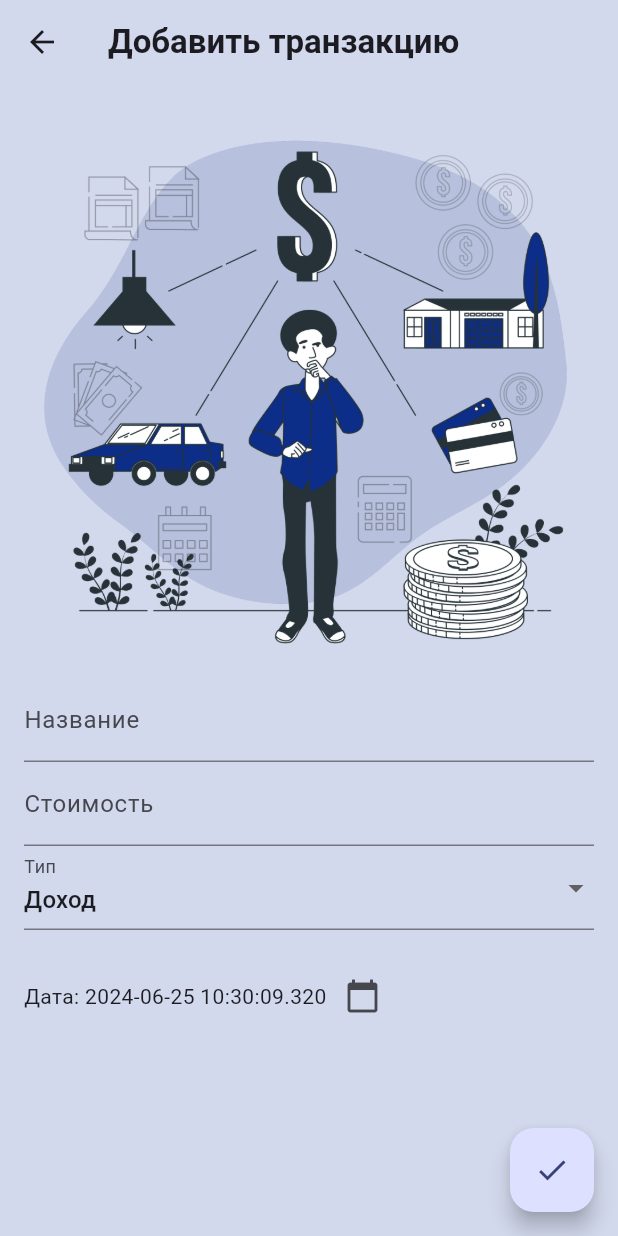
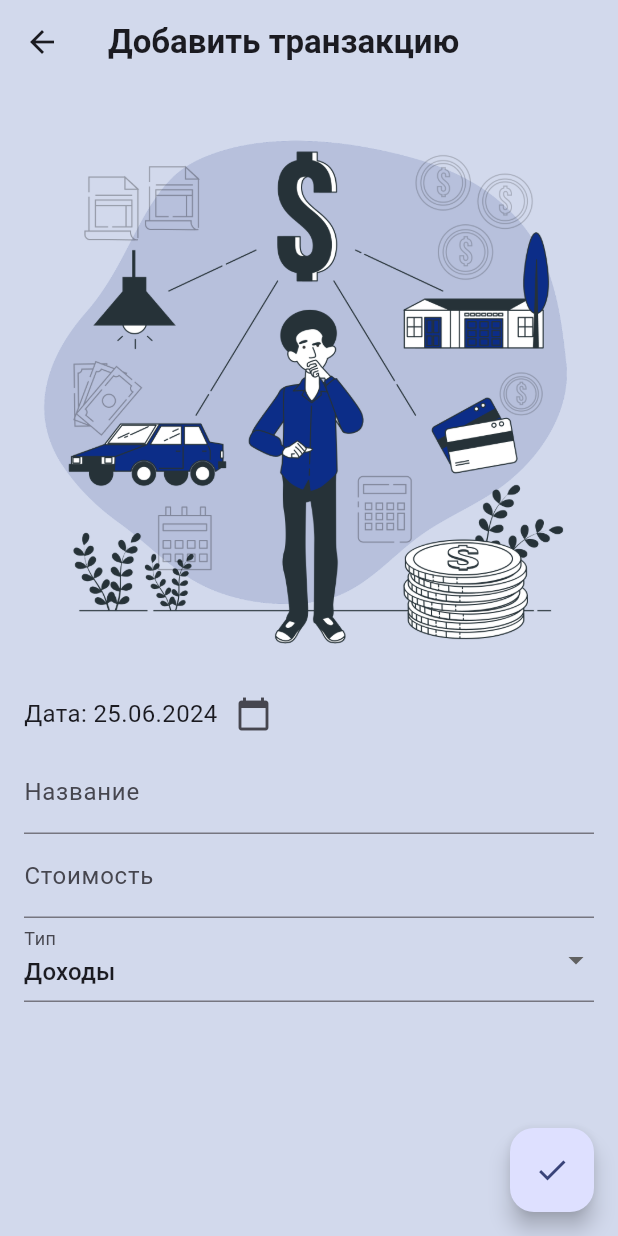
Before and after one commit to pXenia/my_budget, a Flutter app: the screen it shows after launch, item 2 of the bottom bar chosen, after a tap on the "add" icon, on a phone screen of 412 x 824 dp. Run offline on Flutter 3.47's test engine with Material 3 defaults, Android fonts, the phone set to English and light mode, and no system bars; our stand-ins replace dio, flutter_mobx, get_it, hive, hive_flutter, mobx; accounts and stored records are empty; generated files the repository leaves out were written again; network calls fail.

Commit message:
Updated history page

```diff
--- a/lib/main.dart
+++ b/lib/main.dart
@@ -1,6 +1,7 @@
 import 'package:flutter/material.dart';
 import 'package:my_budget/presentation/history_page.dart';
 import 'package:my_budget/presentation/home_page.dart';
+import 'package:flutter_localizations/flutter_localizations.dart';
 import 'app.dart' as di;
 
 void main() async {
@@ -16,7 +17,13 @@ class MyApp extends StatelessWidget {
   @override
   Widget build(BuildContext context) {
     return MaterialApp(
-      title: 'Flutter Demo',
+      title: 'Мой Бюджет',
+      localizationsDelegates: const [
+        GlobalMaterialLocalizations.delegate,
+        GlobalWidgetsLocalizations.delegate,
+        GlobalCupertinoLocalizations.delegate,
+      ],
+      locale: const Locale('ru'),
       debugShowCheckedModeBanner: false,
       theme: ThemeData(
         colorScheme: ColorScheme.fromSeed(seedColor: Colors.indigo),
--- a/lib/presentation/add_transaction_page.dart
+++ b/lib/presentation/add_transaction_page.dart
@@ -1,5 +1,4 @@
-import 'dart:math';
-
+import 'package:intl/intl.dart';
 import 'package:flutter/material.dart';
 import 'package:get_it/get_it.dart';
 import 'package:my_budget/presentation/state/transaction_store.dart';
@@ -24,6 +23,7 @@ class _AddTransactionScreenState extends State<AddTransactionScreen> {
   Future<void> _selectDate(BuildContext context) async {
     final DateTime? picked = await showDatePicker(
       context: context,
+      locale: const Locale('ru'),
       initialDate: _selectedDate,
       firstDate: DateTime(2000),
       lastDate: DateTime(2101),
@@ -59,6 +59,20 @@ class _AddTransactionScreenState extends State<AddTransactionScreen> {
                 width: double.infinity,
                 height: 380,
                 fit: BoxFit.cover,
+              ),
+              Row(
+                children: [
+                  Text(
+                    'Дата: ${DateFormat("dd.MM.yyyy").format(_selectedDate)}',
+                    style: TextStyle(
+                      fontSize: 16
+                    ),
+                  ),
+                  IconButton(
+                    icon: Icon(Icons.calendar_today),
+                    onPressed: () => _selectDate(context),
+                  ),
+                ],
               ),
               Form(
                 key: _formKey,
@@ -101,11 +115,11 @@ class _AddTransactionScreenState extends State<AddTransactionScreen> {
                       items: const [
                         DropdownMenuItem(
                           value: true,
-                          child: Text('Доход'),
+                          child: Text('Доходы'),
                         ),
                         DropdownMenuItem(
                           value: false,
-                          child: Text('Расход'),
+                          child: Text('Расходы'),
                         ),
                       ],
                       onChanged: (value) {
@@ -113,18 +127,6 @@ class _AddTransactionScreenState extends State<AddTransactionScreen> {
                           _isIncome = value!;
                         });
                       },
-                    ),
-                    SizedBox(height: 20),
-                    Row(
-                      children: [
-                        Text(
-                          'Дата: ${_selectedDate}',
-                        ),
-                        IconButton(
-                          icon: Icon(Icons.calendar_today),
-                          onPressed: () => _selectDate(context),
-                        ),
-                      ],
                     ),
                   ],
                 ),
--- a/lib/presentation/add_wish_page.dart
+++ b/lib/presentation/add_wish_page.dart
@@ -75,17 +75,16 @@ class _AddWishPageState extends State<AddWishPage> {
                         _wishCost = double.parse(value!);
                       },
                     ),
-                    SizedBox(height: 20),
-                    ElevatedButton(
-                      onPressed: _saveForm,
-                      child: Text('Сохранить'),
-                    ),
                   ],
                 ),
               ),
             ],
           ),
         ),
+      ),
+      floatingActionButton: FloatingActionButton(
+        onPressed: _saveForm,
+        child: Icon(Icons.done),
       ),
     );
   }
--- a/lib/presentation/history_page.dart
+++ b/lib/presentation/history_page.dart
@@ -1,5 +1,4 @@
 import 'package:flutter_mobx/flutter_mobx.dart';
-import 'package:flutter/cupertino.dart';
 import 'package:flutter/material.dart';
 import 'package:get_it/get_it.dart';
 import 'package:mobx/mobx.dart';
@@ -7,7 +6,6 @@ import 'package:my_budget/presentation/state/transaction_store.dart';
 import 'package:my_budget/presentation/tools/Transaction.dart';
 
 import 'add_transaction_page.dart';
-
 
 class HistoryPage extends StatefulWidget {
   @override
@@ -28,32 +26,68 @@ class _HistoryPageState extends State<HistoryPage> {
 
   @override
   Widget build(BuildContext context) {
+    final total = transactionStore.monthlyIncome + transactionStore.monthlyExpenses;
     return Scaffold(
       appBar: AppBar(
-        actions: [
-          IconButton(
-            icon: Icon(Icons.add),
-            onPressed: () {
-              Navigator.push(
-                context,
-                MaterialPageRoute(
-                  builder: (context) => AddTransactionScreen(),
-                ),
-              );
-            },
-          ),
-        ],
-      ),
+          backgroundColor: Color(0xffb6bfdb),
+          title: const Text(
+            'История операций',
+            style: TextStyle(
+              fontWeight: FontWeight.bold,
+            ),
+          )),
       body: Column(
         children: [
           Expanded(
             flex: 2,
             child: Container(
+              width: double.infinity,
               color: const Color(0xffb6bfdb),
+              child: Padding(
+                padding: const EdgeInsets.all(24.0),
+                child: Column(
+                  crossAxisAlignment: CrossAxisAlignment.start,
+                  children: [
+                    Text("За последний месяц",
+                        style: TextStyle(
+                          fontSize: 18,
+                          fontWeight: FontWeight.bold,
+                        )),
+                    Padding(
+                      padding: const EdgeInsets.symmetric(
+                          vertical: 12, horizontal: 0),
+                      child: LinearProgressIndicator(
+                        backgroundColor: Colors.green.shade300,
+                        color: Colors.red.shade300,
+                        minHeight: 15,
+                        borderRadius: BorderRadius.all(Radius.circular(7)),
+                        value: total != 0 ? transactionStore.monthlyExpenses / total: 0,
+                      ),
+                    ),
+                    const Row(
+                      mainAxisAlignment: MainAxisAlignment.spaceBetween,
+                      children: [
+                        Text("Расходы",
+                            textAlign: TextAlign.right,
+                            style: TextStyle(
+                              fontSize: 16,
+                              fontWeight: FontWeight.bold,
+                            )),
+                        Text("Доходы",
+                            textAlign: TextAlign.right,
+                            style: TextStyle(
+                              fontSize: 16,
+                              fontWeight: FontWeight.bold,
+                            )),
+                      ],
+                    )
+                  ],
+                ),
+              ),
             ),
           ),
           Expanded(
-            flex: 3,
+            flex: 5,
             child: Observer(
               builder: (_) {
                 return ListView.builder(
@@ -73,21 +107,22 @@ class _HistoryPageState extends State<HistoryPage> {
                           );
                         },
                         background: Container(
-                          color: Color(0xffb6bfdb),
+                          color: const Color(0xffb6bfdb),
                           alignment: Alignment.centerRight,
-                          padding: EdgeInsets.symmetric(horizontal: 20),
-                          child: Icon(
+                          padding: const EdgeInsets.symmetric(horizontal: 20),
+                          child: const Icon(
                             Icons.delete,
                             color: Colors.white,
                           ),
                         ),
-                    child:  Column(
-                      children: [
-                        TransactionWidget(transaction: transaction),
-                        if (index < transactionStore.transactions.length - 1) Divider(),
-                      ],
-                    )
-                    );
+                        child: Column(
+                          children: [
+                            TransactionWidget(transaction: transaction),
+                            if (index <
+                                transactionStore.transactions.length - 1)
+                              const Divider(),
+                          ],
+                        ));
                   },
                 );
               },
@@ -95,6 +130,17 @@ class _HistoryPageState extends State<HistoryPage> {
           ),
         ],
       ),
+      floatingActionButton: FloatingActionButton(
+        onPressed: () {
+          Navigator.push(
+            context,
+            MaterialPageRoute(
+              builder: (context) => AddTransactionScreen(),
+            ),
+          );
+        },
+        child: const Icon(Icons.add),
+      ),
     );
   }
 }
--- a/lib/presentation/home_page.dart
+++ b/lib/presentation/home_page.dart
@@ -65,7 +65,7 @@ class _HomePageState extends State<HomePage> {
                                 fontSize: 18,
                               )),
                           Text("${totalBalance.toStringAsFixed(0)} ₽",
-                              style: TextStyle(
+                              style: const TextStyle(
                                 fontWeight: FontWeight.bold,
                                 fontSize: 40,
                               )),
@@ -75,18 +75,18 @@ class _HomePageState extends State<HomePage> {
                             mainAxisAlignment: MainAxisAlignment.spaceBetween,
                             children: [
                               Row(children: [
-                                Icon(Icons.keyboard_arrow_down_sharp),
+                                const Icon(Icons.keyboard_arrow_down_sharp),
                                 Text("${monthlyExpenses.toStringAsFixed(0)} ₽",
-                                    style: TextStyle(
+                                    style: const TextStyle(
                                       fontSize: 20,
                                       fontWeight: FontWeight.bold,
                                     )),
                               ]),
                               Row(
                                 children: [
-                                  Icon(Icons.keyboard_arrow_up_sharp),
+                                  const Icon(Icons.keyboard_arrow_up_sharp),
                                   Text("${monthlyIncome.toStringAsFixed(0)} ₽",
-                                      style: TextStyle(
+                                      style: const TextStyle(
                                         fontSize: 20,
                                         fontWeight: FontWeight.bold,
                                       )),
@@ -141,13 +141,13 @@ class _HomePageState extends State<HomePage> {
                           const SizedBox(
                             height: 30,
                           ),
-                          const Text("Мои накопления",
+                          const Text("Необходимо накопить",
                               style: TextStyle(
                                 color: Colors.black45,
                                 fontSize: 18,
                               )),
                           Padding(
-                            padding: EdgeInsets.symmetric(vertical: 8, horizontal: 0),
+                            padding: const EdgeInsets.symmetric(vertical: 8, horizontal: 0),
                             child: LinearProgressIndicator(
                               minHeight: 10,
                               value: allWishesSum != 0 ? totalBalance / allWishesSum : 0,
@@ -157,7 +157,7 @@ class _HomePageState extends State<HomePage> {
                             width: double.maxFinite,
                             child: Text("${allWishesSum.toStringAsFixed(0)} ₽",
                                 textAlign: TextAlign.right,
-                                style: TextStyle(
+                                style: const TextStyle(
                                   fontSize: 16,
                                   fontWeight: FontWeight.bold,
                                 )),
```
Also changed, not shown: pubspec.yaml (+3 -5 lines), pubspec.lock.
